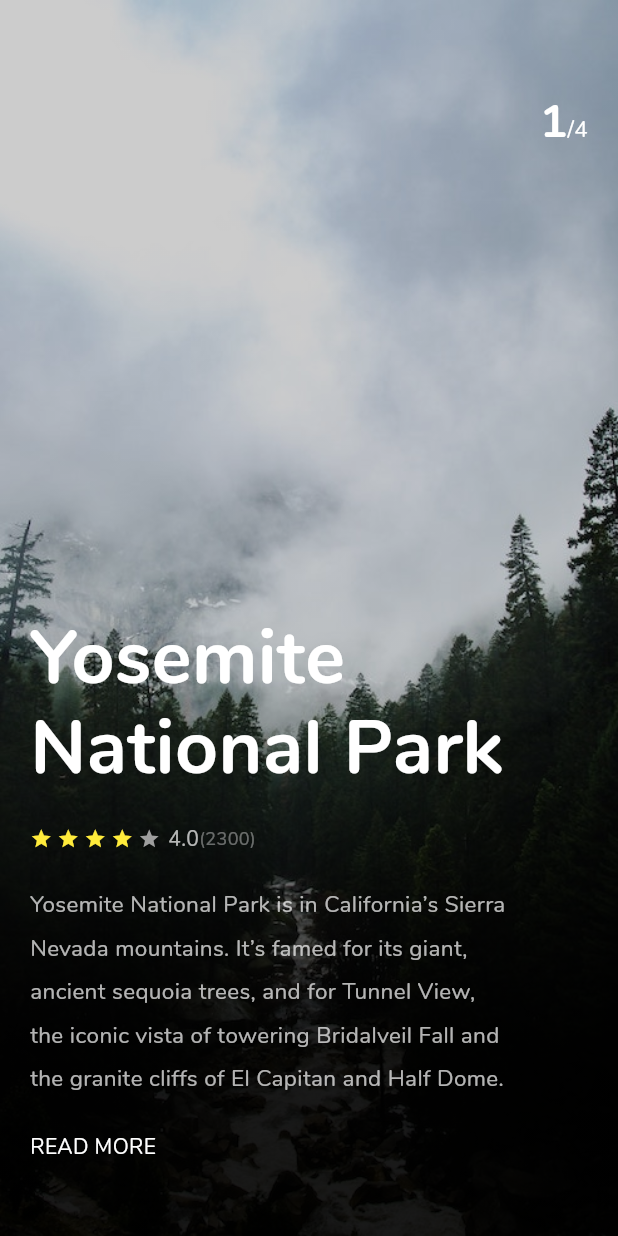
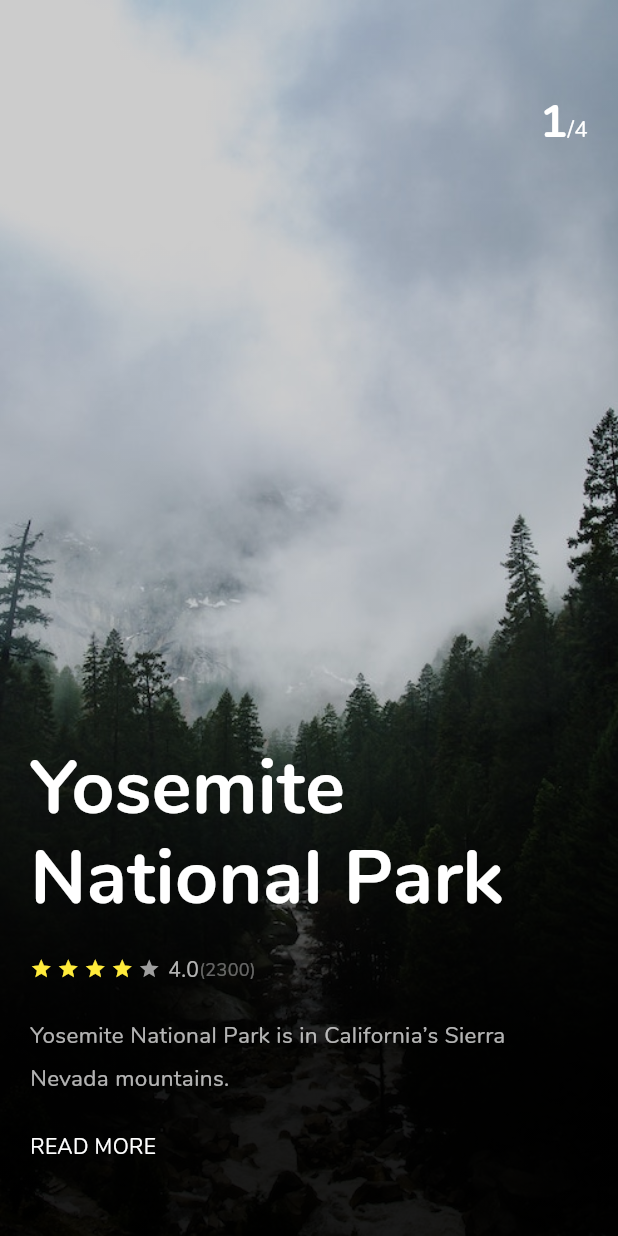
Before and after one commit to afgprogrammer/Flutter-trip-app-ui, a Flutter app: the screen it shows after launch, on a phone screen of 412 x 824 dp. Run offline on Flutter 3.47's test engine with Material 3 defaults, Android fonts, the phone set to English and light mode, and no system bars; our stand-ins replace animate_do.

Commit message:
Fix issue

```diff
--- a/lib/FadeAnimation.dart
+++ b/lib/FadeAnimation.dart
@@ -1,35 +1,35 @@
-import 'package:flutter/material.dart';
-import 'package:simple_animations/simple_animations.dart';
+// import 'package:flutter/material.dart';
+// import 'package:simple_animations/simple_animations.dart';
 
-class FadeAnimation extends StatelessWidget {
-  final double delay;
-  final Widget child;
+// class FadeAnimation extends StatelessWidget {
+//   final double delay;
+//   final Widget child;
 
-  FadeAnimation(this.delay, this.child);
+//   FadeAnimation(this.delay, this.child);
 
-  @override
-  Widget build(BuildContext context) {
-    final tween = MultiTrackTween([
-      Track('opacity').add(Duration(milliseconds: 500),
-      Tween(begin: 0.0, end: 1.0)),
+//   @override
+//   Widget build(BuildContext context) {
+//     final tween = MultiTrackTween([
+//       Track('opacity').add(Duration(milliseconds: 500),
+//       Tween(begin: 0.0, end: 1.0)),
 
-      Track('translateY').add(Duration(milliseconds: 500),
-        Tween(begin: 120.0, end: 0.0),
-        curve: Curves.easeOut)
-    ]);
+//       Track('translateY').add(Duration(milliseconds: 500),
+//         Tween(begin: 120.0, end: 0.0),
+//         curve: Curves.easeOut)
+//     ]);
 
-    return ControlledAnimation(
-      delay: Duration(milliseconds: (500 * delay).round()),
-      duration: tween.duration,
-      tween: tween,
-      child: child,
-      builderWithChild: (context, child, animation) => Opacity(
-        opacity: animation['opacity'],
-        child: Transform.translate(
-          offset: Offset(0, animation['translateY']),
-          child: child,
-        ),
-      ),
-    );
-  }
-}
+//     return ControlledAnimation(
+//       delay: Duration(milliseconds: (500 * delay).round()),
+//       duration: tween.duration,
+//       tween: tween,
+//       child: child,
+//       builderWithChild: (context, child, animation) => Opacity(
+//         opacity: animation['opacity'],
+//         child: Transform.translate(
+//           offset: Offset(0, animation['translateY']),
+//           child: child,
+//         ),
+//       ),
+//     );
+//   }
+// }
--- a/lib/main.dart
+++ b/lib/main.dart
@@ -1,4 +1,4 @@
-import 'package:day2_trip/FadeAnimation.dart';
+import 'package:animate_do/animate_do.dart';
 import 'package:flutter/material.dart';
 
 void main() => runApp(
@@ -15,7 +15,7 @@ class HomePage extends StatefulWidget {
 }
 
 class _HomePageState extends State<HomePage> with SingleTickerProviderStateMixin {
-  PageController _pageController;
+  late PageController _pageController;
   int totalPage = 4;
 
   void _onScroll() {
@@ -46,25 +46,25 @@ class _HomePageState extends State<HomePage> with SingleTickerProviderStateMixin
             page: 1,
             image: 'assets/images/one.jpg',
             title: 'Yosemite National Park',
-            description: 'Yosemite National Park is in California’s Sierra Nevada mountains. It’s famed for its giant, ancient sequoia trees, and for Tunnel View, the iconic vista of towering Bridalveil Fall and the granite cliffs of El Capitan and Half Dome.'
+            description: 'Yosemite National Park is in California’s Sierra Nevada mountains.'
           ),
           makePage(
             page: 2,
             image: 'assets/images/two.jpg',
             title: 'Golden Gate Bridge',
-            description: 'The Golden Gate Bridge is a suspension bridge spanning the Golden Gate, the one-mile-wide strait connecting San Francisco Bay and the Pacific Ocean.'
+            description: 'The Golden Gate Bridge is a suspension bridge spanning the Golden Gate, the one-mile-wide strait.'
           ),
           makePage(
             page: 3,
             image: 'assets/images/three.jpg',
             title: 'Sedona',
-            description: "Sedona is regularly described as one of America's most beautiful places. Nowhere else will you find a landscape as dramatically colorful."
+            description: "Sedona is regularly described as one of America's most beautiful places."
           ),
           makePage(
             page: 4,
             image: 'assets/images/four.jpg',
             title: 'Savannah',
-            description: "Savannah, with its Spanish moss, Southern accents and creepy graveyards, is a lot like Charleston, South Carolina. But this city about 100 miles to the south has an eccentric streak."
+            description: "Savannah, with its Spanish moss, Southern accents and creepy graveyards, is a lot like Charleston, South Carolina."
           ),
         ],
       ),
@@ -103,7 +103,7 @@ class _HomePageState extends State<HomePage> with SingleTickerProviderStateMixin
                 crossAxisAlignment: CrossAxisAlignment.baseline,
                 textBaseline: TextBaseline.alphabetic,
                 children: <Widget>[
-                  FadeAnimation(2, Text(page.toString(), style: TextStyle(color: Colors.white, fontSize: 30, fontWeight: FontWeight.bold),)),
+                  FadeInUp(child: Text(page.toString(), style: TextStyle(color: Colors.white, fontSize: 30, fontWeight: FontWeight.bold),)),
                   Text('/' + totalPage.toString(), style: TextStyle(color: Colors.white, fontSize: 15),)
                 ],
               ),
@@ -112,13 +112,13 @@ class _HomePageState extends State<HomePage> with SingleTickerProviderStateMixin
                   mainAxisAlignment: MainAxisAlignment.end,
                   crossAxisAlignment: CrossAxisAlignment.start,
                   children: <Widget>[
-                    FadeAnimation(1,
+                    FadeInUp(child:
                       Text(title, style: TextStyle(color: Colors.white, fontSize: 50, height: 1.2, fontWeight: FontWeight.bold),)
                     ),
                     SizedBox(
                       height: 20,
                     ),
-                    FadeAnimation(1.5, Row(
+                    FadeInUp(child: Row(
                       children: <Widget>[
                         Container(
                           margin: EdgeInsets.only(right: 3),
@@ -147,12 +147,12 @@ class _HomePageState extends State<HomePage> with SingleTickerProviderStateMixin
                     SizedBox(
                       height: 20,
                     ),
-                    FadeAnimation(2, Padding(
+                    FadeInUp(child: Padding(
                       padding: const EdgeInsets.only(right: 50),
                       child: Text(description, style: TextStyle(color: Colors.white.withOpacity(.7), height: 1.9, fontSize: 15),),
                     )),
                     SizedBox(height: 20,),
-                    FadeAnimation(2.5, Text('READ MORE', style: TextStyle(color: Colors.white),)),
+                    FadeInUp(child: Text('READ MORE', style: TextStyle(color: Colors.white),)),
                     SizedBox(height: 30,),
                   ],
                 ),
```
Also changed, not shown: pubspec.yaml (+2 -6 lines), pubspec.lock, 6 other files.
